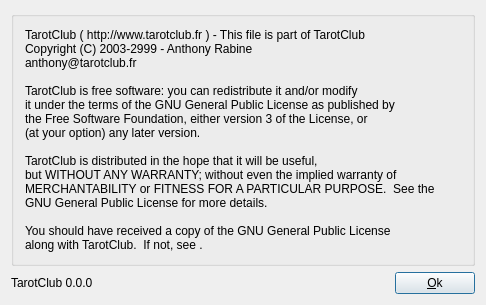
First picture: the form in src/client/AboutUI.ui, repository arabine/icl, before the edit.
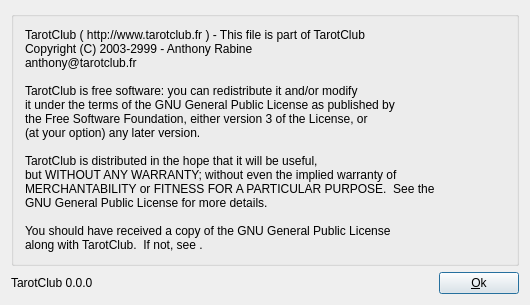
Second picture: the form after the edit. Icons and pictures are not drawn.

The edit to the form file:
```diff
--- a/src/client/AboutUI.ui
+++ b/src/client/AboutUI.ui
@@ -19,8 +19,8 @@
   <property name="windowTitle">
    <string>About...</string>
   </property>
-  <layout class="QVBoxLayout" name="verticalLayout_2">
-   <item>
+  <layout class="QGridLayout" name="gridLayout_2">
+   <item row="0" column="0">
     <widget class="QGroupBox" name="groupBox">
      <property name="sizePolicy">
       <sizepolicy hsizetype="Fixed" vsizetype="Fixed">
@@ -69,8 +69,8 @@
           </property>
           <property name="maximumSize">
            <size>
-            <width>151</width>
-            <height>213</height>
+            <width>64</width>
+            <height>61</height>
            </size>
           </property>
           <property name="text">
@@ -86,13 +86,19 @@
         </item>
         <item>
          <spacer name="verticalSpacer">
+          <property name="maximumSize">
+           <size>
+            <width>64</width>
+            <height>61</height>
+           </size>
+          </property>
           <property name="orientation">
            <enum>Qt::Vertical</enum>
           </property>
           <property name="sizeHint" stdset="0">
            <size>
-            <width>20</width>
-            <height>40</height>
+            <width>61</width>
+            <height>58</height>
            </size>
           </property>
          </spacer>
@@ -102,7 +108,7 @@
      </layout>
     </widget>
    </item>
-   <item>
+   <item row="1" column="0">
     <layout class="QHBoxLayout" name="horizontalLayout">
      <item>
       <widget class="QLabel" name="version">
```
Left out of the diff: 2 changed lines with no effect on the pictures.
